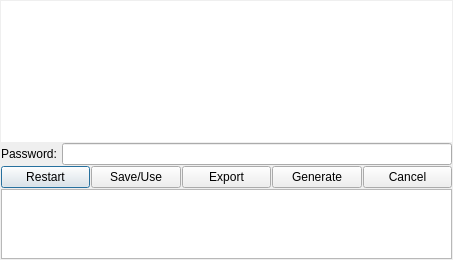
This is ui/cert-input.ui in berndhs/egalite as Qt 5 draws it before an edit. The edited form follows.
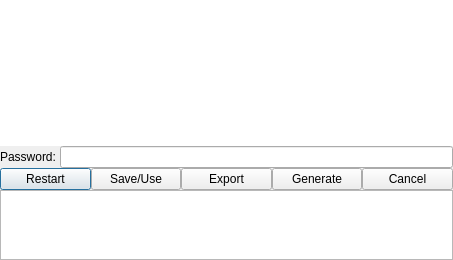
This is the edited form. Icons and pictures are not drawn.

Commit message: even smaller margins - I want content, not margins

The edit to the form file:
```diff
--- a/ui/cert-input.ui
+++ b/ui/cert-input.ui
@@ -132,7 +132,7 @@
    </item>
   </layout>
  </widget>
- <layoutdefault spacing="1" margin="1"/>
+ <layoutdefault spacing="0" margin="0"/>
  <resources>
   <include location="../dchat.qrc"/>
  </resources>
```
The commit also changes 18 other files.
